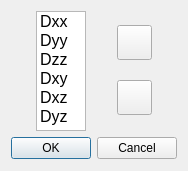
The window that dtidialog.ui (johnsonjonaris/CoNECt) describes before a commit, drawn with Qt 5.
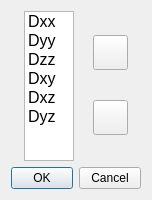
The same window after the commit. Icons and pictures are not drawn.

Commit message: added get method for tensor order

```diff
--- a/dtidialog.ui
+++ b/dtidialog.ui
@@ -6,8 +6,8 @@
    <rect>
     <x>0</x>
     <y>0</y>
-    <width>178</width>
-    <height>171</height>
+    <width>148</width>
+    <height>199</height>
    </rect>
   </property>
   <property name="windowTitle">
@@ -24,13 +24,13 @@
        <property name="minimumSize">
         <size>
          <width>50</width>
-         <height>120</height>
+         <height>150</height>
         </size>
        </property>
        <property name="maximumSize">
         <size>
          <width>50</width>
-         <height>120</height>
+         <height>150</height>
         </size>
        </property>
        <property name="font">
@@ -101,6 +101,9 @@
      </item>
      <item>
       <layout class="QVBoxLayout" name="verticalLayout">
+       <property name="leftMargin">
+        <number>0</number>
+       </property>
        <item>
         <widget class="QPushButton" name="PushUpButton">
          <property name="minimumSize">
@@ -165,6 +168,12 @@
    </item>
    <item>
     <widget class="QDialogButtonBox" name="buttonBox">
+     <property name="maximumSize">
+      <size>
+       <width>130</width>
+       <height>16777215</height>
+      </size>
+     </property>
      <property name="orientation">
       <enum>Qt::Horizontal</enum>
      </property>
```
The commit also changes 2 other files.
